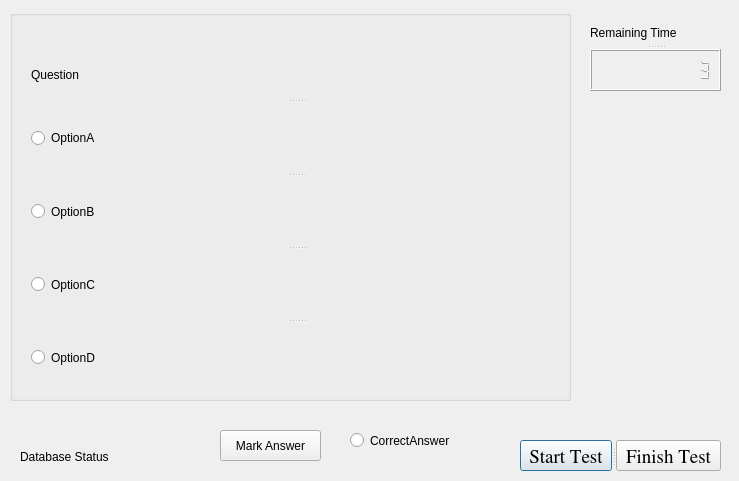
sahilsehgal1995/Quiz_Project, file questions.ui: the form before one commit.
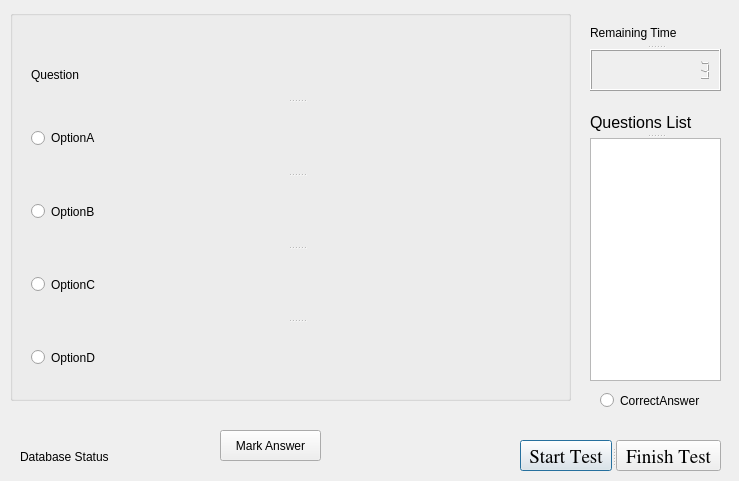
The form after the commit.

Commit message: Question List Widget added

```diff
--- a/questions.ui
+++ b/questions.ui
@@ -132,8 +132,8 @@
   <widget class="QRadioButton" name="CorrectAnswer">
    <property name="geometry">
     <rect>
-     <x>350</x>
-     <y>430</y>
+     <x>600</x>
+     <y>390</y>
      <width>102</width>
      <height>21</height>
     </rect>
@@ -174,6 +174,37 @@
     </property>
    </widget>
   </widget>
+  <widget class="QSplitter" name="splitter_4">
+   <property name="geometry">
+    <rect>
+     <x>590</x>
+     <y>110</y>
+     <width>131</width>
+     <height>271</height>
+    </rect>
+   </property>
+   <property name="orientation">
+    <enum>Qt::Vertical</enum>
+   </property>
+   <widget class="QLabel" name="QuestionListLabel">
+    <property name="font">
+     <font>
+      <pointsize>12</pointsize>
+     </font>
+    </property>
+    <property name="text">
+     <string>Questions List</string>
+    </property>
+   </widget>
+   <widget class="QListWidget" name="questionlist">
+    <property name="font">
+     <font>
+      <family>Rachana</family>
+      <pointsize>12</pointsize>
+     </font>
+    </property>
+   </widget>
+  </widget>
  </widget>
  <resources/>
  <connections/>
```
